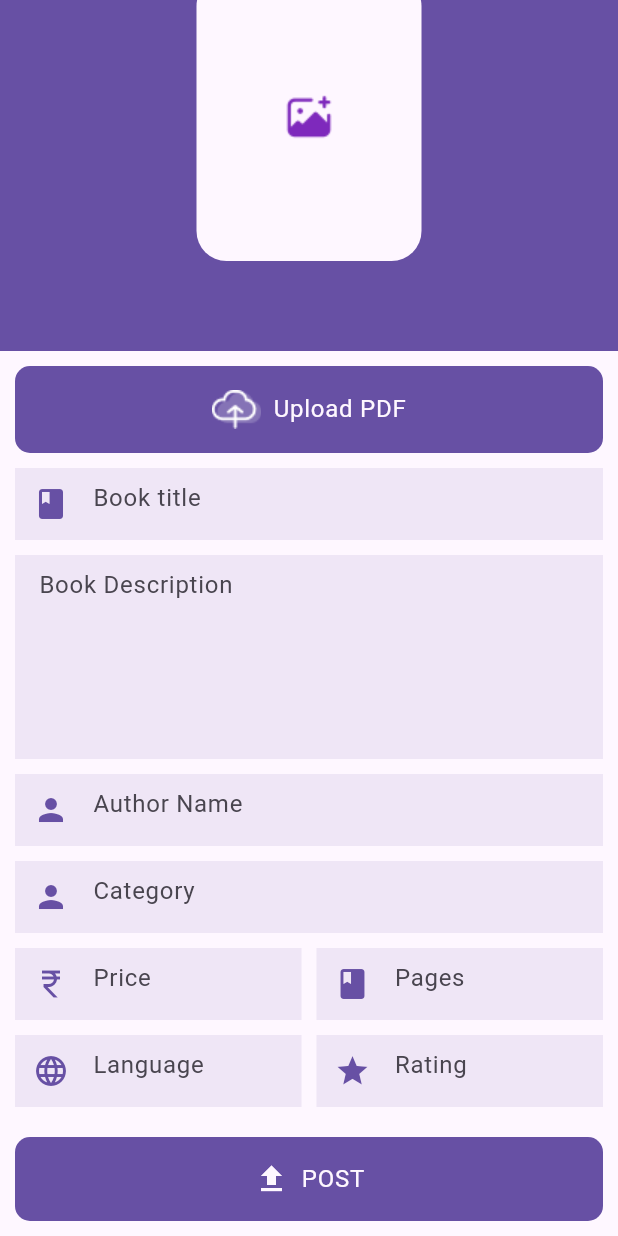
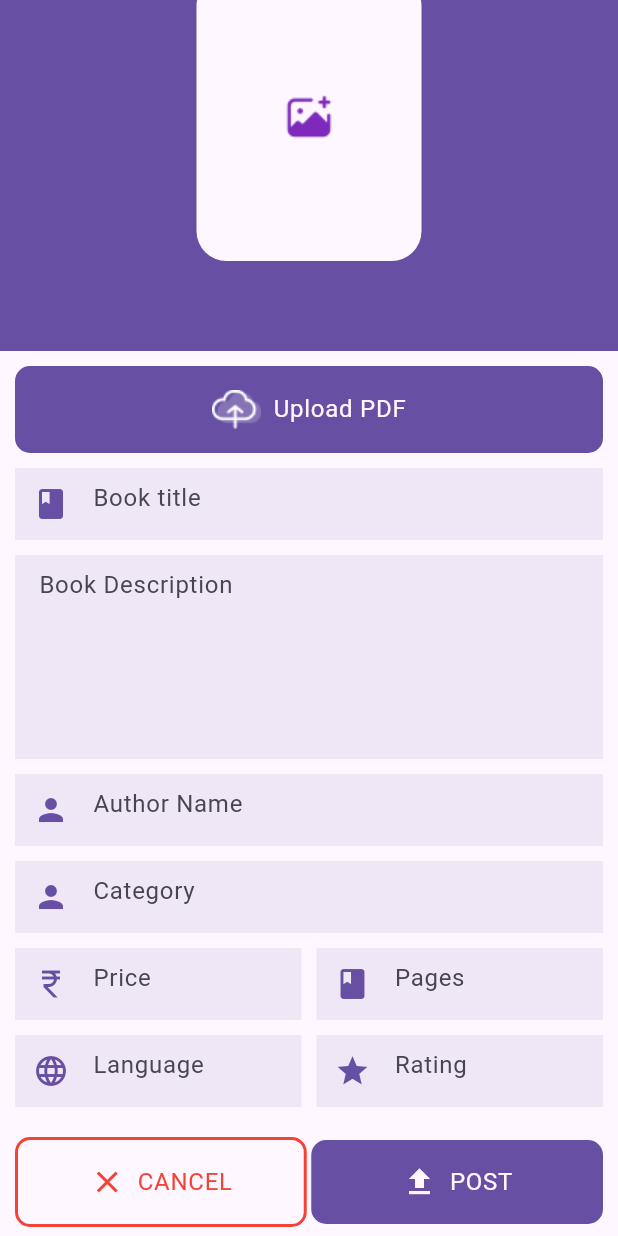
Before and after one commit to shreeya-a/project-7th-BookHub, a Flutter app: the AddNewBookPage screen opened directly, scrolled down 160 dp, on a phone screen of 412 x 824 dp. Run offline on Flutter 3.47's test engine with Material 3 defaults, Android fonts, the phone set to English and light mode, and no system bars; our stand-ins replace cloud_firestore, file_picker, firebase_auth, firebase_core, firebase_storage, flutter_svg and 5 more; missing offline and left inert: syncfusion_flutter_pdfviewer; accounts and stored records are empty; project files that could hold a hidden picture were left out.

Commit message:
ui changes

```diff
--- a/lib/Controller/BookController.dart
+++ b/lib/Controller/BookController.dart
@@ -119,7 +119,8 @@ var currentUserBooks = RxList<BookModel>();
     successMessage("Book added to the db");
     getAllBooks();
     getUserBook();
-    Get.to(ProfileScreen());
+    Get.back();
+    // Get.to(ProfileScreen());
 
   }
 
--- a/lib/Screens/AddNewBook/AddNewBook.dart
+++ b/lib/Screens/AddNewBook/AddNewBook.dart
@@ -65,7 +65,9 @@ class AddNewBookPage extends StatelessWidget {
                               child: Center(
                                 child: bookController.isImageUploading.value
                                     ? CircularProgressIndicator(
-                                  color: Theme.of(context).colorScheme.primary,
+                                        color: Theme.of(context)
+                                            .colorScheme
+                                            .primary,
                                       )
                                     : bookController.imageUrl.value == ""
                                         ? Image.asset(
@@ -99,7 +101,10 @@ class AddNewBookPage extends StatelessWidget {
                           decoration: BoxDecoration(
                             color: bookController.pdfUrl.value == ""
                                 ? Theme.of(context).colorScheme.primary
-                                : Theme.of(context).colorScheme.primary.withOpacity(0.1),
+                                : Theme.of(context)
+                                    .colorScheme
+                                    .primary
+                                    .withOpacity(0.1),
                             borderRadius: BorderRadius.circular(10),
                           ),
                           child: bookController.isPdfUploading.value
@@ -175,7 +180,8 @@ class AddNewBookPage extends StatelessWidget {
                 SizedBox(height: 10),
                 MultiLineTextField(
                   hintText: "Book Description",
-                    controller: bookController.description,),
+                  controller: bookController.description,
+                ),
                 SizedBox(height: 10),
                 MyTextFormField(
                   hintText: "Author Name",
@@ -233,9 +239,11 @@ class AddNewBookPage extends StatelessWidget {
                 ),
                 SizedBox(height: 20),
                 Row(
+                  mainAxisAlignment: MainAxisAlignment.spaceBetween,
                   children: [
                     //cancel btn
                     // Expanded(
+
                     //   child: Container(
                     //     padding: EdgeInsets.all(16),
                     //     decoration: BoxDecoration(
@@ -266,6 +274,60 @@ class AddNewBookPage extends StatelessWidget {
                     //   ),
                     // ),
                     // SizedBox(width: 10),
+                    //cancel btn
+                    Expanded(
+                      child: GestureDetector(
+                        onTap: () {
+                          // Clear all text field data
+                          bookController.title.clear();
+                          bookController.description.clear();
+                          bookController.author.clear();
+                          bookController.category.clear();
+                          bookController.price.clear();
+                          bookController.pages.clear();
+                          bookController.language.clear();
+                          bookController.rating.clear();
+
+                          // Clear image and PDF URLs
+                          bookController.imageUrl.value = "";
+                          bookController.pdfUrl.value = "";
+
+                          bookController.isPostUploading.value = false;
+                        },
+                        child: Container(
+                          padding: EdgeInsets.all(16),
+                          decoration: BoxDecoration(
+                            borderRadius: BorderRadius.circular(10),
+                            border: Border.all(
+                              width: 2,
+                              color: Colors.red,
+                            ),
+                          ),
+                          child: Row(
+                            mainAxisAlignment: MainAxisAlignment.center,
+                            children: [
+                              Icon(
+                                Icons.close,
+                                color: Colors.red,
+                              ),
+                              SizedBox(width: 8),
+                              Text(
+                                "CANCEL",
+                                style: Theme.of(context)
+                                    .textTheme
+                                    .bodyLarge
+                                    ?.copyWith(
+                                      color: Colors.red,
+                                    ),
+                              ),
+                            ],
+                          ),
+                        ),
+                      ),
+                    ),
+                    SizedBox(
+                      width: 3,
+                    ),
                     Expanded(
                         child: Obx(
                       () => Container(
```
Also changed, not shown: lib/Components/MyTextFormField.dart (+12 -0 lines). Lines whose indentation alone changed are shown as unchanged.
